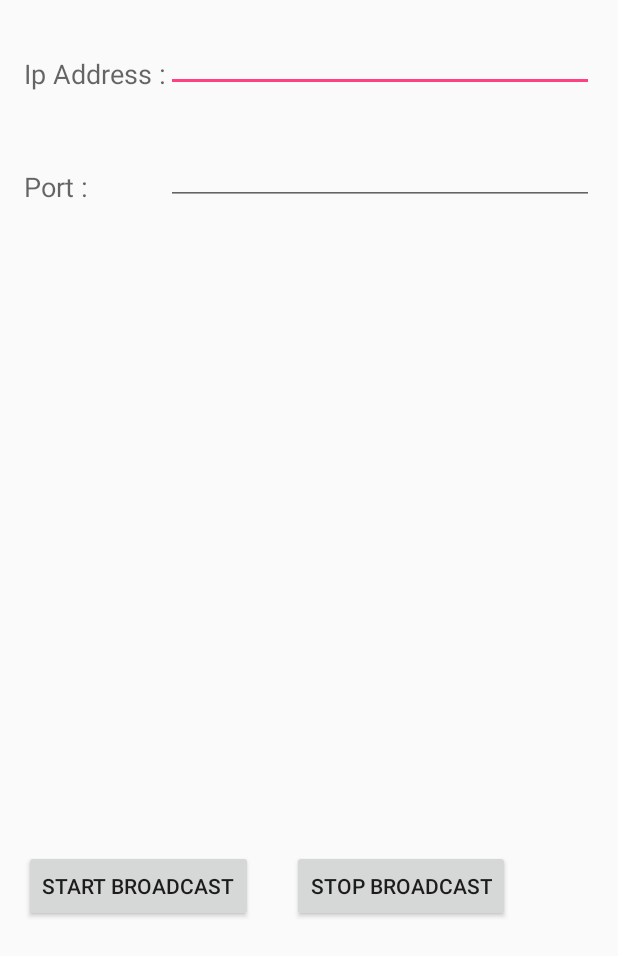
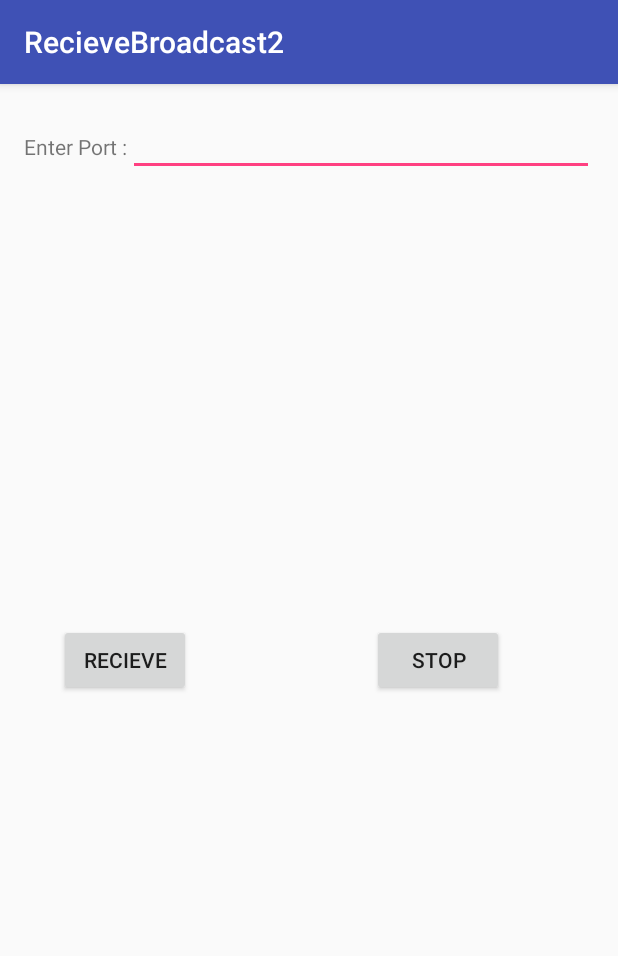
Before and after one commit to MuhammaHamza/Visual-Programming, an Android app: the screen it shows after launch (send before the commit, MainActivity after it), on a phone screen of 412 x 824 dp. Shown: the top 956 px of the screen. Run offline under Robolectric (Android 15) with nearby library versions, the light colour scheme and no system bars.

Commit message:
Recieve BroadCast 2 Sucessful

```diff
--- /dev/null
+++ b/PROJECT/src/main/java/com/example/hp/recievebroadcast2/MainActivity.java
@@ -0,0 +1,100 @@
+package com.example.hp.recievebroadcast2;
+
+import android.media.AudioFormat;
+import android.media.AudioManager;
+import android.media.AudioRecord;
+import android.media.AudioTrack;
+import android.support.v7.app.AppCompatActivity;
+import android.os.Bundle;
+import android.util.Log;
+import android.view.View;
+import android.widget.Button;
+import android.widget.EditText;
+
+import java.io.IOException;
+import java.net.DatagramPacket;
+import java.net.DatagramSocket;
+import java.net.SocketException;
+
+public class MainActivity extends AppCompatActivity {
+
+    private Button receiveButton,stopButton;
+    public static DatagramSocket socket;
+    private AudioTrack speaker;
+    private EditText prt;
+
+    //Audio Configuration.
+    private int sampleRate = 8000;      //How much will be ideal?
+    private int channelConfig = AudioFormat.CHANNEL_CONFIGURATION_MONO;
+    private int audioFormat = AudioFormat.ENCODING_PCM_16BIT;
+    private boolean status = true;
+    @Override
+    public void onCreate(Bundle savedInstanceState) {
+        super.onCreate(savedInstanceState);
+        setContentView(R.layout.activity_main);
+        receiveButton = (Button) findViewById (R.id.rec_b);
+        stopButton = (Button) findViewById (R.id.sto_b);
+        prt=(EditText)findViewById(R.id.port_num);
+        receiveButton.setOnClickListener(receiveListener);
+        stopButton.setOnClickListener(stopListener);
+    }
+    private final View.OnClickListener stopListener = new View.OnClickListener() {
+
+        @Override
+        public void onClick(View v) {
+            status = false;
+            speaker.release();
+            Log.d("VR", "Speaker released");
+        }
+    };
+    private final View.OnClickListener receiveListener = new View.OnClickListener() {
+
+        @Override
+        public void onClick(View arg0) {
+            status = true;
+            int port_number=Integer.parseInt(prt.getText().toString());
+            startReceiving(port_number);
+
+        }
+
+    };
+
+    public void startReceiving(final int num) {
+        Thread receiveThread = new Thread (new Runnable() {
+
+            @Override
+            public void run() {
+                try {
+                    DatagramSocket socket = new DatagramSocket(num);
+                    Log.d("VR", "Socket Created");
+                    byte[] buffer = new byte[256];
+                    //minimum buffer size. need to be careful. might cause problems. try setting manually if any problems faced
+                    int minBufSize = AudioRecord.getMinBufferSize(sampleRate, channelConfig, audioFormat);
+                   // int minBufSize=4096;
+                    speaker = new AudioTrack(AudioManager.STREAM_MUSIC,sampleRate,channelConfig,audioFormat,minBufSize,AudioTrack.MODE_STREAM);
+                    speaker.play();
+                    Log.d("Speaker","Played");
+                    while(status == true) {
+                        try {
+                            DatagramPacket packet = new DatagramPacket(buffer,buffer.length);
+                            socket.receive(packet);
+                            Log.d("VR", "Packet Received");
+                            //reading content from packet
+                            buffer=packet.getData();
+                            Log.d("VR", "Packet data read into buffer");
+                            //sending data to the Audiotrack obj i.e. speaker
+                            speaker.write(buffer, 0, minBufSize);
+                            Log.d("VR", "Writing buffer content to speaker");
+                        } catch(IOException e) {
+                            Log.e("VR","IOException");
+                        }
+                    }
+                } catch (SocketException e) {
+                    Log.e("VR", "SocketException");
+                }
+            }
+
+        });
+        receiveThread.start();
+    }
+}
--- a/PROJECT/src/main/res/layout/activity_main.xml
+++ b/PROJECT/src/main/res/layout/activity_main.xml
@@ -7,12 +7,42 @@
     android:paddingLeft="@dimen/activity_horizontal_margin"
     android:paddingRight="@dimen/activity_horizontal_margin"
     android:paddingTop="@dimen/activity_vertical_margin"
-    tools:context="com.example.hp.mp3player2.MainActivity">
+    tools:context="com.example.hp.recievebroadcast2.MainActivity">
 
-    <ListView
-        android:layout_width="match_parent"
-        android:layout_height="match_parent"
-        android:id="@+id/android:list"
+    <Button
+        android:layout_width="wrap_content"
+        android:layout_height="wrap_content"
+        android:text="Recieve"
+        android:id="@+id/rec_b"
         android:layout_centerVertical="true"
-        android:layout_centerHorizontal="true" />
+        android:layout_alignParentStart="true"
+        android:layout_marginStart="23dp" />
+
+    <Button
+        android:layout_width="wrap_content"
+        android:layout_height="wrap_content"
+        android:text="Stop"
+        android:id="@+id/sto_b"
+        android:layout_centerVertical="true"
+        android:layout_alignParentEnd="true"
+        android:layout_marginEnd="60dp" />
+
+    <TextView
+        android:layout_width="wrap_content"
+        android:layout_height="wrap_content"
+        android:text="Enter Port :"
+        android:id="@+id/textView"
+        android:layout_alignBottom="@+id/port_num"
+        android:layout_alignParentStart="true"
+        android:paddingBottom="10dp" />
+
+    <EditText
+        android:layout_width="wrap_content"
+        android:layout_height="wrap_content"
+        android:inputType="number"
+        android:ems="10"
+        android:id="@+id/port_num"
+        android:layout_alignParentTop="true"
+        android:layout_alignParentEnd="true"
+        android:layout_toEndOf="@+id/textView" />
 </RelativeLayout>
--- a/PROJECT/src/main/res/values/strings.xml
+++ b/PROJECT/src/main/res/values/strings.xml
@@ -1,3 +1,3 @@
 <resources>
-    <string name="app_name">SendBroadcast2</string>
+    <string name="app_name">RecieveBroadcast2</string>
 </resources>
```
Also changed, not shown: PROJECT/src/main/AndroidManifest.xml (+7 -5 lines), 2 other files.
